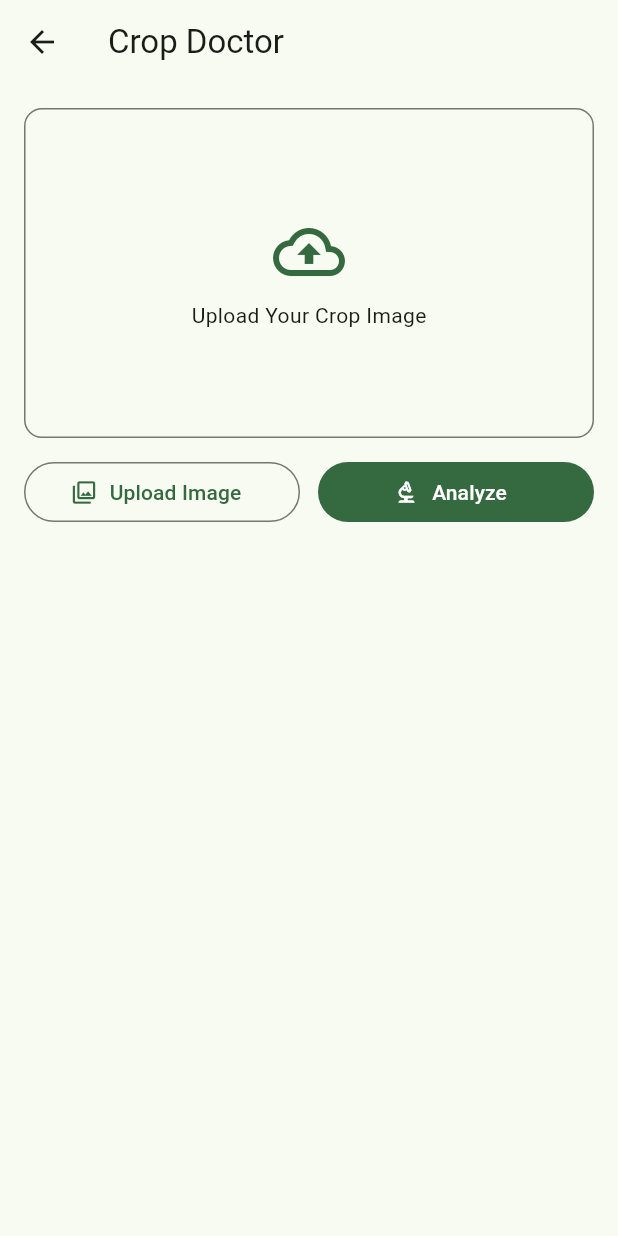
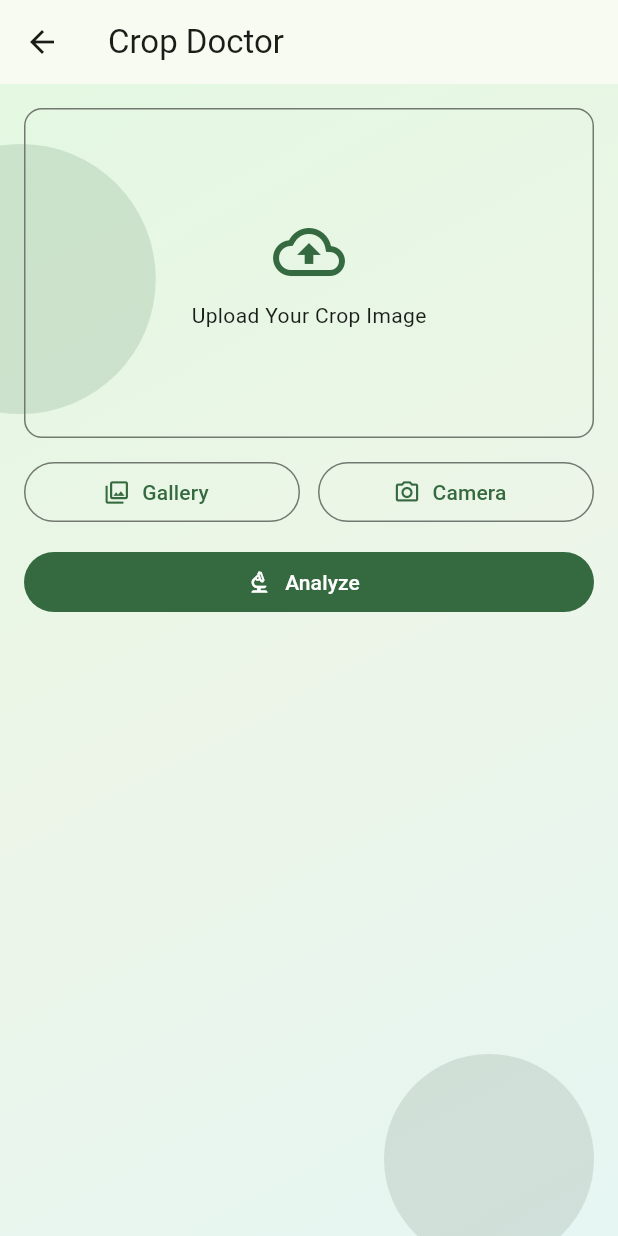
Before and after one commit to kisanoneteam/UI_TESTING, a Flutter app: the HomePage screen opened directly, after a tap on "Crop Doctor", on a phone screen of 412 x 824 dp. Run offline on Flutter 3.47's test engine with Material 3 defaults, Android fonts, the phone set to English and light mode, and no system bars; our stand-ins replace geolocator, image_picker, shared_preferences, speech_to_text; accounts and stored records are empty.

Commit message:
Refactor UI and add background animations
Co-authored-by: kisanoneteam <kisanoneteam@gmail.com>

```diff
--- a/lib/main.dart
+++ b/lib/main.dart
@@ -1,5 +1,5 @@
 import 'dart:async';
-import 'dart:io';
+import 'dart:typed_data';
 
 import 'package:flutter/material.dart';
 import 'package:flutter/services.dart';
@@ -78,7 +78,10 @@ class _KisanOneAppState extends State<KisanOneApp> {
     return AppStateScope(
       appState: appState,
       notifier: appState,
-      child: MaterialApp(
+      child: AnimatedBuilder(
+        animation: appState,
+        builder: (context, _) {
+          return MaterialApp(
             debugShowCheckedModeBanner: false,
             title: 'KisanOne',
             theme: lightTheme,
@@ -97,6 +100,8 @@ class _KisanOneAppState extends State<KisanOneApp> {
               GlobalWidgetsLocalizations.delegate,
             ],
             home: SplashScreen(),
+          );
+        },
       ),
     );
   }
@@ -198,26 +203,21 @@ class _SplashScreenState extends State<SplashScreen> {
   @override
   Widget build(BuildContext context) {
     return Scaffold(
-      backgroundColor: Theme.of(context).colorScheme.surface,
-      body: Center(
+      body: Stack(
+        fit: StackFit.expand,
+        children: [
+          const FancyBackground(),
+          Center(
             child: Column(
               mainAxisSize: MainAxisSize.min,
               children: [
-            Container(
-              height: 120,
-              width: 120,
-              decoration: BoxDecoration(
-                color: Theme.of(context).colorScheme.primaryContainer,
-                borderRadius: BorderRadius.circular(16),
-              ),
-              alignment: Alignment.center,
-              child: Text(
-                'K1',
-                style: TextStyle(
-                  fontSize: 48,
-                  fontWeight: FontWeight.bold,
-                  color: Theme.of(context).colorScheme.onPrimaryContainer,
-                ),
+                ClipRRect(
+                  borderRadius: BorderRadius.circular(24),
+                  child: Image.asset(
+                    'assets/images/1000178814.png',
+                    width: 140,
+                    height: 140,
+                    fit: BoxFit.cover,
                   ),
                 ),
                 const SizedBox(height: 24),
@@ -232,6 +232,8 @@ class _SplashScreenState extends State<SplashScreen> {
                 ),
               ],
             ),
+          ),
+        ],
       ),
     );
   }
@@ -341,13 +343,10 @@ class _LoginPageState extends State<LoginPage> {
             children: [
               const SizedBox(height: 16),
               Center(
-                child: Container(
-                  height: 100,
-                  width: 100,
-                  color: Theme.of(context).colorScheme.primaryContainer,
-                  alignment: Alignment.center,
-                  child: Text('K1',
-                      style: Theme.of(context).textTheme.headlineMedium),
+                child: ClipRRect(
+                  borderRadius: BorderRadius.circular(16),
+                  child: Image.asset('assets/images/1000178814.png',
+                      height: 100, width: 100, fit: BoxFit.cover),
                 ),
               ),
               const SizedBox(height: 16),
@@ -588,9 +587,30 @@ class HomePage extends StatelessWidget {
             onPressed: app.toggleTheme,
             icon: Icon(app.isDark ? Icons.light_mode : Icons.dark_mode),
           ),
+          PopupMenuButton<String>(
+            icon: const CircleAvatar(child: Icon(Icons.person)),
+            onSelected: (v) async {
+              if (v == 'logout') {
+                final SharedPreferences prefs = await SharedPreferences.getInstance();
+                await prefs.remove('farmerName');
+                await prefs.remove('phone');
+                if (!context.mounted) return;
+                Navigator.of(context).pushAndRemoveUntil(
+                  MaterialPageRoute(builder: (_) => SplashScreen()),
+                  (route) => false,
+                );
+              }
+            },
+            itemBuilder: (context) => const [
+              PopupMenuItem<String>(value: 'logout', child: Text('Log out')),
             ],
           ),
-      body: ListView(
+        ],
+      ),
+      body: Stack(
+        children: [
+          const FancyBackground(),
+          ListView(
             padding: const EdgeInsets.all(16),
             children: [
               Text("Today's Weather",
@@ -640,6 +660,8 @@ class HomePage extends StatelessWidget {
                     onTap: () => Navigator.of(context).push(
                       MaterialPageRoute(builder: (_) => const CropDoctorPage()),
                     ),
+                  ),
+                ],
               ),
             ],
           ),
@@ -705,7 +727,12 @@ class QuickAction extends StatelessWidget {
         width: 160,
         padding: const EdgeInsets.all(16),
         decoration: BoxDecoration(
-          color: Theme.of(context).colorScheme.surfaceContainerHighest,
+          gradient: LinearGradient(
+            colors: [
+              Theme.of(context).colorScheme.primary.withOpacity(0.15),
+              Theme.of(context).colorScheme.secondary.withOpacity(0.15),
+            ],
+          ),
           borderRadius: BorderRadius.circular(12),
         ),
         child: Column(
@@ -728,7 +755,10 @@ class AiHelpHubPage extends StatelessWidget {
   Widget build(BuildContext context) {
     return Scaffold(
       appBar: AppBar(title: const Text('AI Help')),
-      body: ListView(
+      body: Stack(
+        children: [
+          const FancyBackground(),
+          ListView(
             padding: const EdgeInsets.all(16),
             children: [
               _FeatureTile(
@@ -751,6 +781,8 @@ class AiHelpHubPage extends StatelessWidget {
                 subtitle: 'Upload crop image',
                 onTap: () => Navigator.of(context)
                     .push(MaterialPageRoute(builder: (_) => const CropDoctorPage())),
+              ),
+            ],
           ),
         ],
       ),
@@ -828,7 +860,10 @@ class _CropAdvisoryPageState extends State<CropAdvisoryPage> {
   Widget build(BuildContext context) {
     return Scaffold(
       appBar: AppBar(title: const Text('Crop Advisory')),
-      body: ListView(
+      body: Stack(
+        children: [
+          const FancyBackground(),
+          ListView(
             padding: const EdgeInsets.all(16),
             children: [
               TextField(
@@ -851,6 +886,8 @@ class _CropAdvisoryPageState extends State<CropAdvisoryPage> {
                     padding: const EdgeInsets.all(16),
                     child: Text(answer),
                   ),
+                ),
+            ],
           ),
         ],
       ),
@@ -905,7 +942,10 @@ class _CropRecommendationPageState extends State<CropRecommendationPage> {
   Widget build(BuildContext context) {
     return Scaffold(
       appBar: AppBar(title: const Text('Crop Recommendation')),
-      body: ListView(
+      body: Stack(
+        children: [
+          const FancyBackground(),
+          ListView(
             padding: const EdgeInsets.all(16),
             children: [
               DropdownButtonFormField<String>(
@@ -975,6 +1015,8 @@ class _CropRecommendationPageState extends State<CropRecommendationPage> {
                 ),
             ],
           ),
+        ],
+      ),
     );
   }
 }
@@ -987,19 +1029,20 @@ class CropDoctorPage extends StatefulWidget {
 }
 
 class _CropDoctorPageState extends State<CropDoctorPage> {
-  File? image;
+  Uint8List? imageBytes;
   String? diagnosis;
 
-  Future<void> _pickImage() async {
+  Future<void> _pickImage(ImageSource source) async {
     final ImagePicker picker = ImagePicker();
-    final XFile? file = await picker.pickImage(source: ImageSource.gallery);
+    final XFile? file = await picker.pickImage(source: source, imageQuality: 85);
     if (file != null) {
-      setState(() => image = File(file.path));
+      final Uint8List bytes = await file.readAsBytes();
+      setState(() => imageBytes = bytes);
     }
   }
 
   Future<void> _analyze() async {
-    if (image == null) return;
+    if (imageBytes == null) return;
     await Future<void>.delayed(const Duration(milliseconds: 700));
     setState(() {
       diagnosis = 'Crop: Tomato\nDisease: Early Blight\n'
@@ -1014,7 +1057,10 @@ class _CropDoctorPageState extends State<CropDoctorPage> {
   Widget build(BuildContext context) {
     return Scaffold(
       appBar: AppBar(title: const Text('Crop Doctor')),
-      body: ListView(
+      body: Stack(
+        children: [
+          const FancyBackground(),
+          ListView(
             padding: const EdgeInsets.all(16),
             children: [
               Container(
@@ -1027,7 +1073,7 @@ class _CropDoctorPageState extends State<CropDoctorPage> {
               borderRadius: BorderRadius.circular(12),
             ),
             alignment: Alignment.center,
-            child: image == null
+            child: imageBytes == null
                 ? Column(
                     mainAxisAlignment: MainAxisAlignment.center,
                     children: [
@@ -1040,7 +1086,7 @@ class _CropDoctorPageState extends State<CropDoctorPage> {
                   )
                 : ClipRRect(
                     borderRadius: BorderRadius.circular(12),
-                    child: Image.file(image!, fit: BoxFit.cover, width: double.infinity),
+                    child: Image.memory(imageBytes!, fit: BoxFit.cover, width: double.infinity),
                   ),
               ),
               const SizedBox(height: 12),
@@ -1048,20 +1094,26 @@ class _CropDoctorPageState extends State<CropDoctorPage> {
                 children: [
                   Expanded(
                     child: OutlinedButton.icon(
-                  onPressed: _pickImage,
+                      onPressed: () => _pickImage(ImageSource.gallery),
                       icon: const Icon(Icons.photo_library_outlined),
-                  label: const Text('Upload Image'),
+                      label: const Text('Gallery'),
                     ),
                   ),
                   const SizedBox(width: 12),
                   Expanded(
-                child: FilledButton.icon(
+                    child: OutlinedButton.icon(
+                      onPressed: () => _pickImage(ImageSource.camera),
+                      icon: const Icon(Icons.photo_camera_outlined),
+                      label: const Text('Camera'),
+                    ),
+                  ),
+                ],
+              ),
+              const SizedBox(height: 12),
+              FilledButton.icon(
                 onPressed: _analyze,
                 icon: const Icon(Icons.biotech_outlined),
                 label: const Text('Analyze'),
-                ),
-              ),
-            ],
               ),
               const SizedBox(height: 16),
               if (diagnosis != null)
@@ -1070,6 +1122,8 @@ class _CropDoctorPageState extends State<CropDoctorPage> {
                     padding: const EdgeInsets.all(16),
                     child: Text(diagnosis!),
                   ),
+                ),
+            ],
           ),
         ],
       ),
@@ -1185,8 +1239,96 @@ class SettingsPage extends StatelessWidget {
               );
             },
           ),
+          ListTile(
+            title: const Text('Log out'),
+            leading: const Icon(Icons.logout),
+            onTap: () async {
+              final SharedPreferences prefs = await SharedPreferences.getInstance();
+              await prefs.remove('farmerName');
+              await prefs.remove('phone');
+              if (!context.mounted) return;
+              Navigator.of(context).pushAndRemoveUntil(
+                MaterialPageRoute(builder: (_) => SplashScreen()),
+                (route) => false,
+              );
+            },
+          ),
         ],
       ),
     );
   }
 }
+
+// Animated gradient background
+class FancyBackground extends StatefulWidget {
+  const FancyBackground({super.key});
+  @override
+  State<FancyBackground> createState() => _FancyBackgroundState();
+}
+
+class _FancyBackgroundState extends State<FancyBackground>
+    with SingleTickerProviderStateMixin {
+  late final AnimationController _controller;
+  late final Animation<double> _x;
+  late final Animation<double> _y;
+
+  @override
+  void initState() {
+    super.initState();
+    _controller = AnimationController(vsync: this, duration: const Duration(seconds: 8))
+      ..repeat(reverse: true);
+    _x = Tween<double>(begin: -0.2, end: 0.2).animate(CurvedAnimation(parent: _controller, curve: Curves.easeInOut));
+    _y = Tween<double>(begin: 0.8, end: 0.4).animate(CurvedAnimation(parent: _controller, curve: Curves.easeInOut));
+  }
+
+  @override
+  void dispose() {
+    _controller.dispose();
+    super.dispose();
+  }
+
+  @override
+  Widget build(BuildContext context) {
+    final ColorScheme cs = Theme.of(context).colorScheme;
+    return AnimatedBuilder(
+      animation: _controller,
+      builder: (context, _) {
+        return Container(
+          decoration: BoxDecoration(
+            gradient: LinearGradient(
+              begin: Alignment.topLeft,
+              end: Alignment.bottomRight,
+              colors: [
+                cs.primaryContainer.withOpacity(0.3),
+                cs.secondaryContainer.withOpacity(0.3),
+                cs.tertiaryContainer.withOpacity(0.3),
+              ],
+            ),
+          ),
+          child: Stack(
+            children: [
+              Positioned(
+                left: MediaQuery.of(context).size.width * _x.value,
+                top: 40,
+                child: _blob(cs.primary.withOpacity(0.15), 180),
+              ),
+              Positioned(
+                right: 16,
+                top: MediaQuery.of(context).size.height * _y.value,
+                child: _blob(cs.secondary.withOpacity(0.15), 140),
+              ),
+            ],
+          ),
+        );
+      },
+    );
+  }
+
+  Widget _blob(Color color, double size) {
+    return Container(
+      width: size,
+      height: size,
+      decoration: BoxDecoration(shape: BoxShape.circle, color: color),
+    );
+  }
+}
```
Lines whose indentation alone changed are shown as unchanged.
